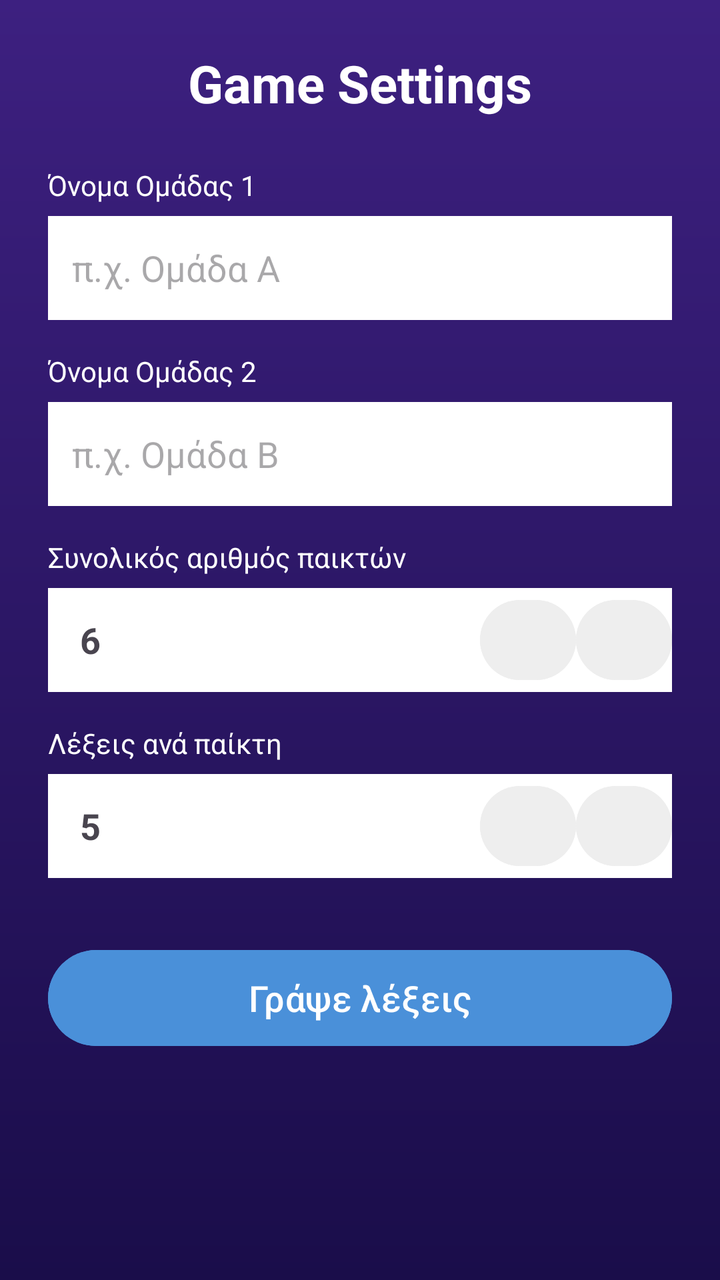
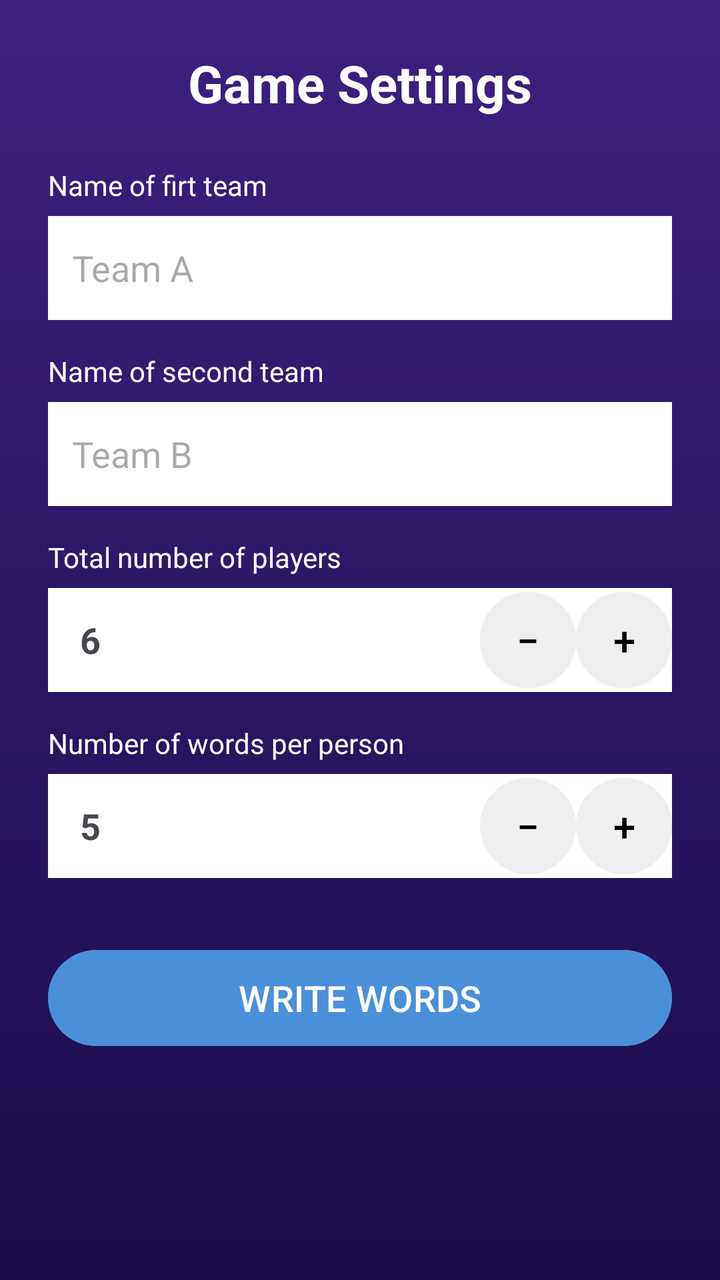

Before-and-after screenshots of an Android layout around one commit, followed by the original layout XML and the change that was made.
<!-- AndroidManifest.xml: application theme Theme.WordMaster -->
<!-- res/layout/activity_game.xml -->
<?xml version="1.0" encoding="utf-8"?>
<ScrollView xmlns:android="http://schemas.android.com/apk/res/android"
    android:layout_width="match_parent"
    android:layout_height="match_parent"
    android:background="@drawable/bg_gradient">

    <LinearLayout
        android:layout_width="match_parent"
        android:layout_height="wrap_content"
        android:orientation="vertical"
        android:padding="24dp">

        <TextView
            android:layout_width="wrap_content"
            android:layout_height="wrap_content"
            android:text="Game Settings"
            android:textColor="#FFFFFF"
            android:textSize="26sp"
            android:textStyle="bold"
            android:layout_gravity="center"
            android:layout_marginBottom="24dp" />

        
        <TextView
            android:layout_width="wrap_content"
            android:layout_height="wrap_content"
            android:text="Όνομα Ομάδας 1"
            android:textColor="#FFFFFF"
            android:textSize="14sp"
            android:layout_marginBottom="6dp" />

        <EditText
            android:id="@+id/etTeam1"
            android:layout_width="match_parent"
            android:layout_height="52dp"
            android:hint="π.χ. Ομάδα Α"
            android:background="#FFFFFF"
            android:paddingStart="12dp"
            android:inputType="text"
            android:layout_marginBottom="16dp" />

        
        <TextView
            android:layout_width="wrap_content"
            android:layout_height="wrap_content"
            android:text="Όνομα Ομάδας 2"
            android:textColor="#FFFFFF"
            android:textSize="14sp"
            android:layout_marginBottom="6dp" />

        <EditText
            android:id="@+id/etTeam2"
            android:layout_width="match_parent"
            android:layout_height="52dp"
            android:hint="π.χ. Ομάδα Β"
            android:background="#FFFFFF"
            android:paddingStart="12dp"
            android:inputType="text"
            android:layout_marginBottom="16dp" />

        
        <TextView
            android:layout_width="wrap_content"
            android:layout_height="wrap_content"
            android:text="Συνολικός αριθμός παικτών"
            android:textColor="#FFFFFF"
            android:textSize="14sp"
            android:layout_marginBottom="6dp" />

        <LinearLayout
            android:layout_width="match_parent"
            android:layout_height="52dp"
            android:orientation="horizontal"
            android:background="#FFFFFF"
            android:gravity="center_vertical"
            android:layout_marginBottom="16dp">

            <TextView
                android:id="@+id/tvPlayers"
                android:layout_width="0dp"
                android:layout_height="wrap_content"
                android:layout_weight="1"
                android:text="6"
                android:textSize="18sp"
                android:textStyle="bold"
                android:paddingStart="16dp" />

            <Button
                android:id="@+id/btnPlayersDown"
                android:layout_width="48dp"
                android:layout_height="48dp"
                android:text="−"
                android:textSize="20sp"
                android:backgroundTint="#EEEEEE" />

            <Button
                android:id="@+id/btnPlayersUp"
                android:layout_width="48dp"
                android:layout_height="48dp"
                android:text="+"
                android:textSize="20sp"
                android:backgroundTint="#EEEEEE" />

        </LinearLayout>

        
        <TextView
            android:layout_width="wrap_content"
            android:layout_height="wrap_content"
            android:text="Λέξεις ανά παίκτη"
            android:textColor="#FFFFFF"
            android:textSize="14sp"
            android:layout_marginBottom="6dp" />

        <LinearLayout
            android:layout_width="match_parent"
            android:layout_height="52dp"
            android:orientation="horizontal"
            android:background="#FFFFFF"
            android:gravity="center_vertical"
            android:layout_marginBottom="32dp">

            <TextView
                android:id="@+id/tvWords"
                android:layout_width="0dp"
                android:layout_height="wrap_content"
                android:layout_weight="1"
                android:text="5"
                android:textSize="18sp"
                android:textStyle="bold"
                android:paddingStart="16dp" />

            <Button
                android:id="@+id/btnWordsDown"
                android:layout_width="48dp"
                android:layout_height="48dp"
                android:text="−"
                android:textSize="20sp"
                android:backgroundTint="#EEEEEE" />

            <Button
                android:id="@+id/btnWordsUp"
                android:layout_width="48dp"
                android:layout_height="48dp"
                android:text="+"
                android:textSize="20sp"
                android:backgroundTint="#EEEEEE" />

        </LinearLayout>

        
        <Button
            android:id="@+id/btnNext"
            android:layout_width="match_parent"
            android:layout_height="56dp"
            android:text="Γράψε λέξεις"
            android:textSize="18sp"
            android:textColor="#FFFFFF"
            android:backgroundTint="#4A90D9" />

    </LinearLayout>
</ScrollView>
<!-- resources referenced by this layout -->
<resources>
  <!-- drawable bg_gradient (drawable) -->
  <?xml version="1.0" encoding="utf-8"?>
  <shape xmlns:android="http://schemas.android.com/apk/res/android">
      <gradient
          android:startColor="#3D2080"
          android:endColor="#1A0D4A"
          android:angle="270" />
  </shape>
  <style name="Theme.WordMaster" parent="Base.Theme.WordMaster" />
  <style name="Base.Theme.WordMaster" parent="Theme.Material3.DayNight.NoActionBar">
          
          
      </style>
</resources>

<!-- the commit's change to res/layout/activity_game.xml (unified diff, before → after) -->
@@ -24,48 +24,48 @@
         <TextView
             android:layout_width="wrap_content"
             android:layout_height="wrap_content"
-            android:text="Όνομα Ομάδας 1"
+            android:layout_marginBottom="6dp"
+            android:text="@string/TeamName1str"
             android:textColor="#FFFFFF"
-            android:textSize="14sp"
-            android:layout_marginBottom="6dp" />
+            android:textSize="14sp" />
 
         <EditText
             android:id="@+id/etTeam1"
             android:layout_width="match_parent"
             android:layout_height="52dp"
-            android:hint="π.χ. Ομάδα Α"
+            android:layout_marginBottom="16dp"
             android:background="#FFFFFF"
-            android:paddingStart="12dp"
+            android:hint="@string/hintForTeam1NameStr"
             android:inputType="text"
-            android:layout_marginBottom="16dp" />
+            android:paddingStart="12dp" />
 
         
         <TextView
             android:layout_width="wrap_content"
             android:layout_height="wrap_content"
-            android:text="Όνομα Ομάδας 2"
+            android:layout_marginBottom="6dp"
+            android:text="@string/TeamName2str"
             android:textColor="#FFFFFF"
-            android:textSize="14sp"
-            android:layout_marginBottom="6dp" />
+            android:textSize="14sp" />
 
         <EditText
             android:id="@+id/etTeam2"
             android:layout_width="match_parent"
             android:layout_height="52dp"
-            android:hint="π.χ. Ομάδα Β"
+            android:layout_marginBottom="16dp"
             android:background="#FFFFFF"
-            android:paddingStart="12dp"
+            android:hint="@string/hintForTeam2NameStr"
             android:inputType="text"
-            android:layout_marginBottom="16dp" />
+            android:paddingStart="12dp" />
 
         
         <TextView
             android:layout_width="wrap_content"
             android:layout_height="wrap_content"
-            android:text="Συνολικός αριθμός παικτών"
+            android:layout_marginBottom="6dp"
+            android:text="@string/TotalNumPlayersStr"
             android:textColor="#FFFFFF"
-            android:textSize="14sp"
-            android:layout_marginBottom="6dp" />
+            android:textSize="14sp" />
 
         <LinearLayout
             android:layout_width="match_parent"
@@ -89,17 +89,25 @@
                 android:id="@+id/btnPlayersDown"
                 android:layout_width="48dp"
                 android:layout_height="48dp"
+                android:backgroundTint="#EEEEEE"
+                android:insetTop="0dp"
+                android:insetBottom="0dp"
+                android:padding="0dp"
                 android:text="−"
-                android:textSize="20sp"
-                android:backgroundTint="#EEEEEE" />
+                android:textColor="#000000"
+                android:textSize="20sp" />
 
             <Button
                 android:id="@+id/btnPlayersUp"
                 android:layout_width="48dp"
                 android:layout_height="48dp"
+                android:backgroundTint="#EEEEEE"
+                android:insetTop="0dp"
+                android:insetBottom="0dp"
+                android:padding="0dp"
                 android:text="+"
-                android:textSize="20sp"
-                android:backgroundTint="#EEEEEE" />
+                android:textColor="#000000"
+                android:textSize="20sp" />
 
         </LinearLayout>
 
@@ -107,10 +115,10 @@
         <TextView
             android:layout_width="wrap_content"
             android:layout_height="wrap_content"
-            android:text="Λέξεις ανά παίκτη"
+            android:layout_marginBottom="6dp"
+            android:text="@string/wordsPerPersonStr"
             android:textColor="#FFFFFF"
-            android:textSize="14sp"
-            android:layout_marginBottom="6dp" />
+            android:textSize="14sp" />
 
         <LinearLayout
             android:layout_width="match_parent"
@@ -134,17 +142,25 @@
                 android:id="@+id/btnWordsDown"
                 android:layout_width="48dp"
                 android:layout_height="48dp"
+                android:backgroundTint="#EEEEEE"
+                android:insetTop="0dp"
+                android:insetBottom="0dp"
+                android:padding="0dp"
                 android:text="−"
-                android:textSize="20sp"
-                android:backgroundTint="#EEEEEE" />
+                android:textColor="#000000"
+                android:textSize="20sp" />
 
             <Button
                 android:id="@+id/btnWordsUp"
                 android:layout_width="48dp"
                 android:layout_height="48dp"
+                android:backgroundTint="#EEEEEE"
+                android:insetTop="0dp"
+                android:insetBottom="0dp"
+                android:padding="0dp"
                 android:text="+"
-                android:textSize="20sp"
-                android:backgroundTint="#EEEEEE" />
+                android:textColor="#000000"
+                android:textSize="20sp" />
 
         </LinearLayout>
 
@@ -153,10 +169,10 @@
             android:id="@+id/btnNext"
             android:layout_width="match_parent"
             android:layout_height="56dp"
-            android:text="Γράψε λέξεις"
-            android:textSize="18sp"
+            android:backgroundTint="#4A90D9"
+            android:text="@string/writeWordsStr"
             android:textColor="#FFFFFF"
-            android:backgroundTint="#4A90D9" />
+            android:textSize="18sp" />
 
     </LinearLayout>
 </ScrollView>
<!-- resource entries referenced after the edit -->
@@ -8,6 +8,13 @@
           android:endColor="#1A0D4A"
           android:angle="270" />
   </shape>
+  <string name="TeamName1str">Name of firt team</string>
+  <string name="TeamName2str">Name of second team</string>
+  <string name="TotalNumPlayersStr">Total number of players</string>
+  <string name="hintForTeam1NameStr">Team A</string>
+  <string name="hintForTeam2NameStr">Team B</string>
+  <string name="wordsPerPersonStr">Number of words per person</string>
+  <string name="writeWordsStr">WRITE WORDS</string>
   <style name="Theme.WordMaster" parent="Base.Theme.WordMaster" />
   <style name="Base.Theme.WordMaster" parent="Theme.Material3.DayNight.NoActionBar">
           
